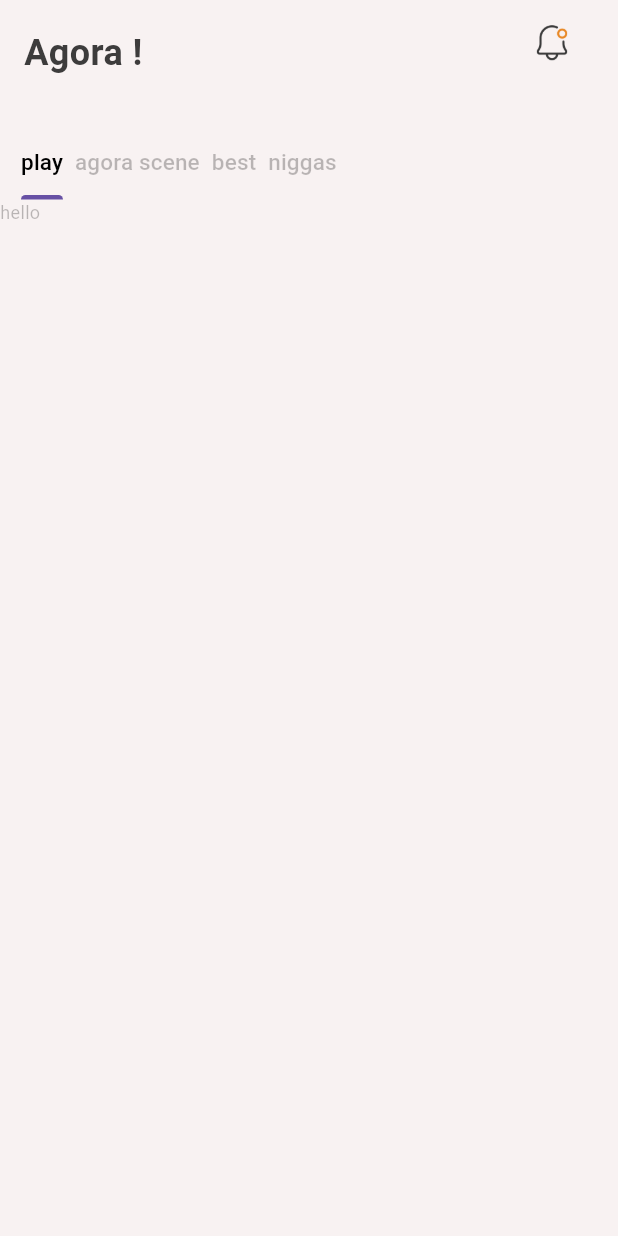
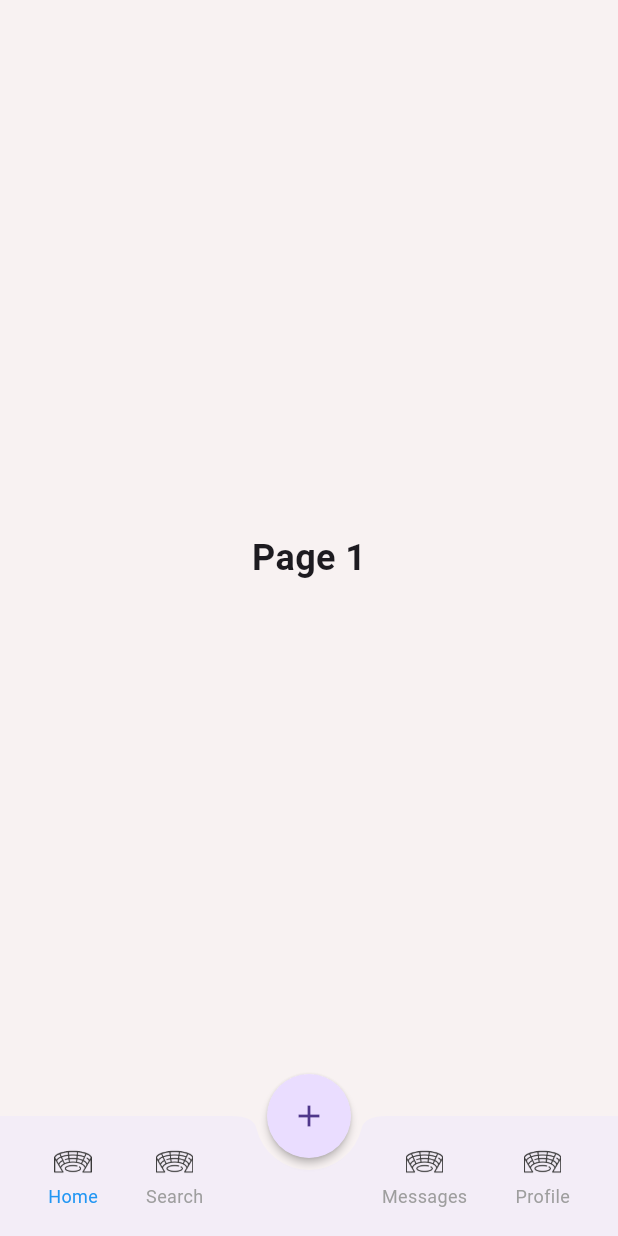
Before and after one commit to Mohamed-chergui/debate-app-, a Flutter app: the screen it shows after launch, on a phone screen of 412 x 824 dp. Run offline on Flutter 3.47's test engine with Material 3 defaults, Android fonts, the phone set to English and light mode, and no system bars; Roboto replaces fonts that are missing (jakarta).

Commit message:
frontend 3.2v

```diff
--- a/frontend/lib/screens/homepage.dart
+++ b/frontend/lib/screens/homepage.dart
@@ -1,6 +1,4 @@
 import 'package:flutter/material.dart';
-import 'package:flutter/widgets.dart';
-import 'package:google_fonts/google_fonts.dart';
 
 class Homepage extends StatefulWidget {
   const Homepage({super.key});
@@ -9,106 +7,75 @@ class Homepage extends StatefulWidget {
   State<Homepage> createState() => _HomepageState();
 }
 
-class _HomepageState extends State<Homepage> with SingleTickerProviderStateMixin {
-  late TabController tabController;
-
-  @override
-  void initState() {
-    super.initState();
-    tabController = TabController(length: 4, vsync: this);
-  }
-
-  @override
-  void dispose() {
-    tabController.dispose();
-    super.dispose();
-  }
+class _HomepageState extends State<Homepage> {
+  int selectedIndex = 0;
 
   @override
   Widget build(BuildContext context) {
     return Scaffold(
       backgroundColor: const Color.fromARGB(255, 248, 242, 242),
-      body: SafeArea(
-        child: Column(
+      body: Center(
+        child: Text(
+          'Page ${selectedIndex + 1}',
+          style: const TextStyle(fontSize: 24, fontWeight: FontWeight.bold),
+        ),
+      ),
+      floatingActionButton: FloatingActionButton(
+        onPressed: () {
+
+        },
+        shape: const CircleBorder(),
+        elevation: 2.1,
+        child: const Icon(Icons.add),
+
+      ),
+      floatingActionButtonLocation: FloatingActionButtonLocation.centerDocked,
+      bottomNavigationBar: BottomAppBar(
+        shape: const CircularNotchedRectangle(),
+        notchMargin: 8.0,
+        child: Row(
+          mainAxisAlignment: MainAxisAlignment.spaceBetween,
           children: [
+
             Row(
-              mainAxisAlignment: MainAxisAlignment.spaceBetween,
               children: [
-                Padding(
-                  padding: const EdgeInsets.only(top: 18.0, left: 16),
-                  child: Text(
-                    "Agora ! ",
-                    style: GoogleFonts.indieFlower(
-                      textStyle: const TextStyle(
-                        color: Color.fromARGB(255, 61, 60, 60),
-                        fontWeight: FontWeight.w600,
-                        fontSize: 24,
-                      ),
-                    ),
-                  ),
-                ),
-                Padding(
-                  padding: const EdgeInsets.only(right: 30.0, top: 5),
-                  child: Image.asset(
-                    "Assets/icons/notification.png",
-                    width: 28,
-                    height: 25,
-                  ),
-                ),
+                _buildNavItem(Icons.home, 'Home', 0),
+                _buildNavItem(Icons.search, 'Search', 1),
               ],
             ),
-            Padding(
-              padding: const EdgeInsets.only(left : 14.0 , top: 33 ),
-              child: Row(
-                children: [
-                  SizedBox(
+            Row(
+              children: [
+                _buildNavItem(Icons.message, 'Messages', 2),
+                _buildNavItem(Icons.person, 'Profile', 3),
+              ],
+            ),
+          ],
+        ),
+      ),
+    );
+  }
 
-                    child: TabBar(
-                      isScrollable: true,
-                      tabAlignment: TabAlignment.start,
-                      labelPadding: const EdgeInsets.only(right: 08),
-                      labelColor: const Color.fromARGB(255, 0, 0, 0),
-                      unselectedLabelColor: Colors.black26,
-                      labelStyle: const TextStyle(
-                        fontFamily: "jakarta",
-                        fontWeight: FontWeight.w500,
-                        fontSize: 15 ,
-                      ),
-     dividerColor: Colors.transparent,
-                      controller: tabController,
-                      tabs: const [
-                        Tab(text: "play"),
-                        Tab(text: "agora scene"),
-                        Tab(text: "best"),
-                        Tab(text: "niggas"),
-                      ],
-                    ),
-                  ),
-                ],
-              ),
-            ),
-            SizedBox(
-              height: 130,
-              child: TabBarView(
-                controller: tabController,
-                children: const [
-                  Text(
-                    'hello',
-                    style: TextStyle(fontSize: 12, color: Colors.black26),
-                  ),
-                  Text(
-                    'niggas',
-                    style: TextStyle(fontSize: 12, color: Colors.black26),
-                  ),
-                  Text(
-                    'hello',
-                    style: TextStyle(fontSize: 12, color: Colors.black26),
-                  ),
-                  Text(
-                    'niggas',
-                    style: TextStyle(fontSize: 12, color: Colors.black26),
-                  ),
-                ],
+  Widget _buildNavItem(IconData icon, String label, int index) {
+    return GestureDetector(
+      onTap: () {
+        setState(() {
+          selectedIndex = index;
+        });
+      },
+      child: Padding(
+        padding: const EdgeInsets.symmetric(horizontal: 16.0, vertical: 0.0),
+        child: Column(
+          mainAxisSize: MainAxisSize.min,
+          children: [
+            Image.asset("Assets/icons/amphitheatre.png",
+            width: 25,
+            height: 25),
+            const SizedBox(height: 2),
+            Text(
+              label,
+              style: TextStyle(
+                color: selectedIndex == index ? Colors.blue : Colors.grey,
+                fontSize: 12,
               ),
             ),
           ],
--- a/frontend/pubspec.yaml
+++ b/frontend/pubspec.yaml
@@ -37,6 +37,7 @@ dependencies:
   cupertino_icons: ^1.0.6
   provider: ^6.1.2
   google_fonts: ^6.2.1
+  stylish_bottom_bar: ^1.1.0
 
 dev_dependencies:
   flutter_test:
@@ -62,7 +63,10 @@ flutter:
 
   # To add assets to your application, add an assets section, like this:
   assets:
-     - Assets/icons/notification.png
+     - Assets/icons/applications.png
+     - Assets/icons/notification2.png
+     - Assets/icons/filtre.png
+     - Assets/icons/amphitheatre.png
 
 
   # An image asset can refer to one or more resolution-specific "variants", see
```
Also changed, not shown: frontend/Assets/icons/amphitheatre.png (added), frontend/Assets/icons/applications.png (added), frontend/Assets/icons/filtre.png (added), frontend/Assets/icons/notification2.png (renamed from frontend/Assets/icons/notification.png), frontend/Assets/icons/notification4.png (added), frontend/pubspec.lock.
